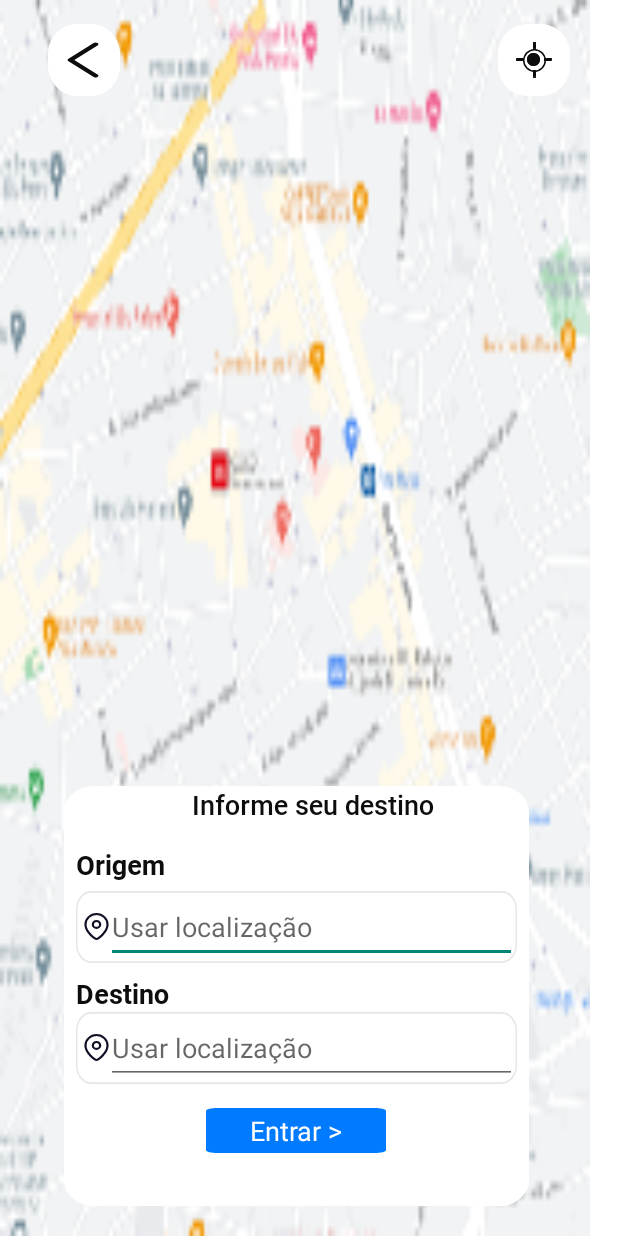
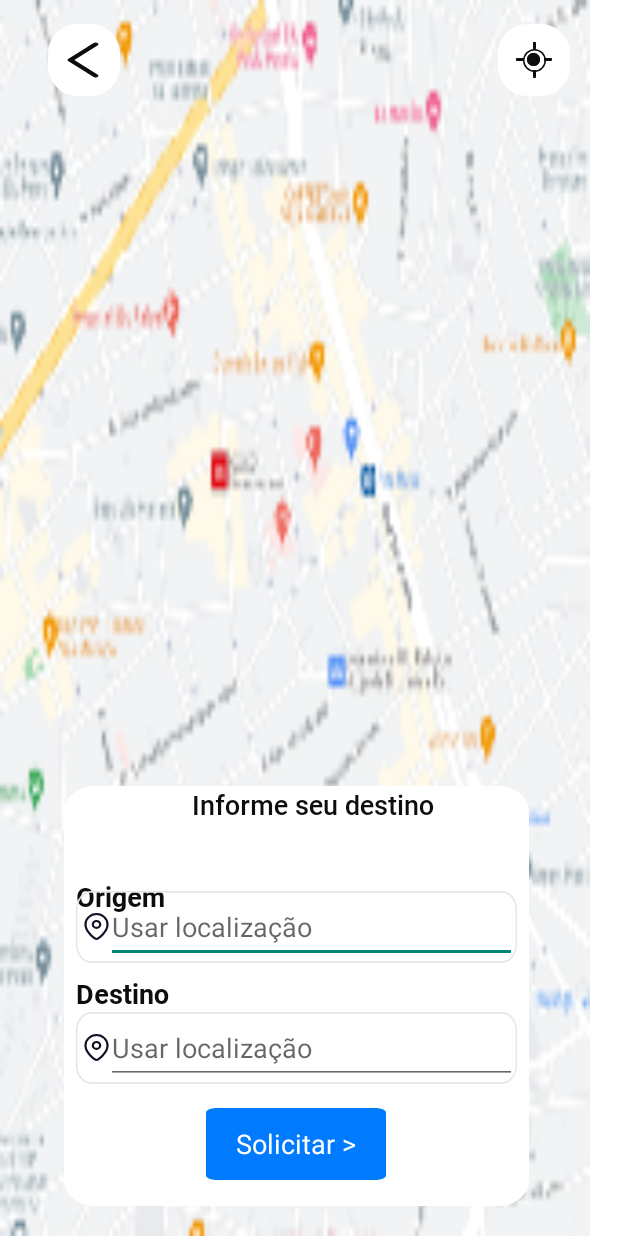
Before and after one commit to juancolchete/ZeroMobi, an Android app: the layout pickup.xml on its own in the app's theme, with its tools: preview values and no code run, on a phone screen of 412 x 824 dp. Run offline under Robolectric (Android 15) with nearby library versions, the phone set to English and light mode, and no system bars.

Commit message:
Add final commit

```diff
--- a/app/build.gradle
+++ b/app/build.gradle
@@ -34,7 +34,6 @@ android {
 }
 
 dependencies {
-
     implementation 'androidx.core:core-ktx:1.7.0'
     implementation 'androidx.appcompat:appcompat:1.4.1'
     implementation 'com.google.android.material:material:1.6.0'
--- a/app/src/main/java/com/zeromobi/MainActivity.kt
+++ b/app/src/main/java/com/zeromobi/MainActivity.kt
@@ -8,11 +8,12 @@ import android.widget.ListView
 class MainActivity : AppCompatActivity() {
     override fun onCreate(savedInstanceState: Bundle?) {
         super.onCreate(savedInstanceState)
-        setContentView(R.layout.pickup)
+        setContentView(R.layout.activity_main)
 
         var btnLogin = findViewById<Button>(R.id.btn_login)
         btnLogin.setOnClickListener {
             setContentView(R.layout.pickup)
         }
+
     }
 }
--- a/app/src/main/res/layout/car_page.xml
+++ b/app/src/main/res/layout/car_page.xml
@@ -316,12 +316,12 @@
             android:id="@+id/btn_login"
             android:layout_width="120dp"
             android:layout_height="30dp"
+            android:layout_below="@+id/location2"
             android:layout_centerHorizontal="true"
             android:layout_marginTop="16dp"
             android:background="@drawable/button"
             android:backgroundTint="@color/sky06"
-            android:text="@string/solicitar"
-            android:textAppearance="@style/solicitar"
-            android:layout_below="@+id/location2"/>
+            android:text="@string/confirmar"
+            android:textAppearance="@style/solicitar" />
     </RelativeLayout>
 </RelativeLayout>
--- a/app/src/main/res/layout/pickup.xml
+++ b/app/src/main/res/layout/pickup.xml
@@ -2,11 +2,13 @@
 <RelativeLayout
     xmlns:android="http://schemas.android.com/apk/res/android"
     xmlns:tools="http://schemas.android.com/tools"
+    xmlns:app="http://schemas.android.com/apk/res-auto"
     android:id="@+id/pick_up"
     android:layout_width="fill_parent"
     android:layout_height="fill_parent"
     android:clipToOutline="true"
     android:background="@color/white"
+    tools:context=".PickUp"
     >
     <RelativeLayout
         android:id="@+id/back"
@@ -165,7 +167,7 @@
             android:id="@+id/origem"
             android:layout_width="60dp"
             android:layout_height="25dp"
-            android:layout_bellow="@+id/informe_seu"
+            android:layout_below="@+id/informe_seu"
             android:layout_marginLeft="8dp"
             android:layout_marginTop="40dp"
             android:fontFamily="@font/roboto_bold"
@@ -238,21 +240,20 @@
         </RelativeLayout>
 
         <Button
-            android:id="@+id/btn_login"
+            android:id="@+id/btn_solicitar"
             android:layout_width="120dp"
-            android:layout_height="30dp"
-            android:text="@string/btn_login"
-            android:textAppearance="@style/solicitar"
+            android:layout_height="48dp"
             android:layout_below="@+id/location2"
             android:layout_centerHorizontal="true"
             android:layout_marginTop="16dp"
             android:background="@drawable/button"
-            android:backgroundTint="@color/sky06" />
+            android:backgroundTint="@color/sky06"
+            android:text="@string/solicitar"
+            android:textAppearance="@style/solicitar" />
         </RelativeLayout>
 
-        <ImageView
-            android:layout_width="393dp"
-            android:layout_height="851dp"
-            android:background="@mipmap/ic_zeromobi_map_foreground"
-            />
+    <ImageView
+        android:layout_width="393dp"
+        android:layout_height="851dp"
+        android:background="@mipmap/ic_zeromobi_map_foreground" />
 </RelativeLayout>
--- a/app/src/main/res/values/strings.xml
+++ b/app/src/main/res/values/strings.xml
@@ -17,4 +17,5 @@
     <string name="localizaOrigem">200-220, Av Ipiranga,República</string>
     <string name="localizaDestino">200-198, Av.Paulista São Paulo</string>
     <string name="solicitar"><![CDATA[Solicitar >]]></string>
+    <string name="confirmar"><![CDATA[Confirmar >]]></string>
 </resources>
```
Also changed, not shown: app/src/main/AndroidManifest.xml (+4 -9 lines), app/src/main/java/com/zeromobi/PickUp.kt (+17 -1 lines).
